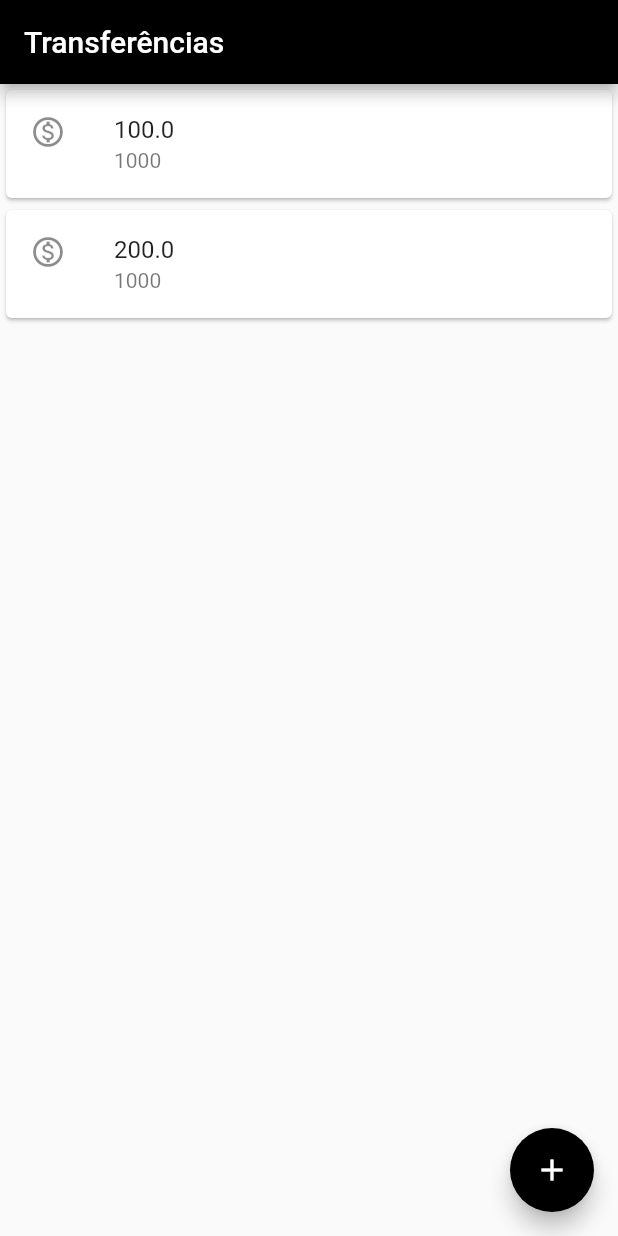
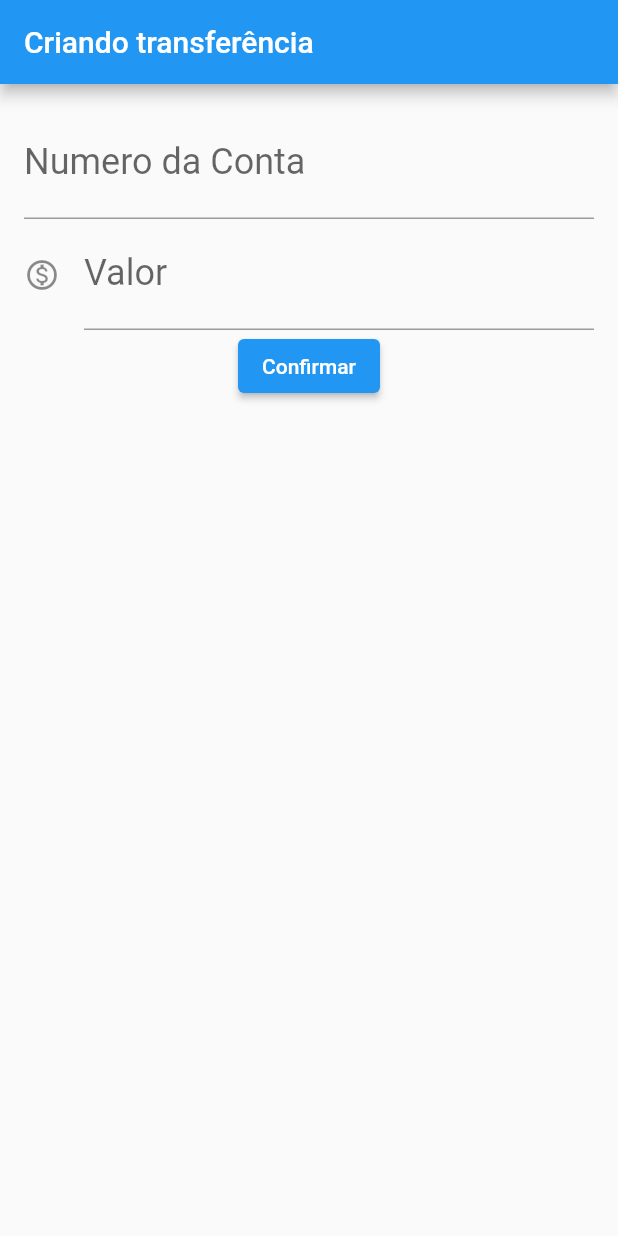
Before and after one commit to ego-prog/Flutter-Alura, a Flutter app: the screen it shows after launch, on a phone screen of 412 x 824 dp. Run offline on Flutter 3.47's test engine with Material 2 defaults, Android fonts, the phone set to English and light mode, and no system bars.

Commit message:
new file:   README.md 	modified:   bytebank/lib/main.dart

```diff
--- a/bytebank/lib/main.dart
+++ b/bytebank/lib/main.dart
@@ -1,24 +1,70 @@
 import 'package:flutter/material.dart';
 
 void main() {
-  runApp(
-    MaterialApp(
+  runApp(Bytebankapp());
+}
+
+class Bytebankapp extends StatelessWidget {
+  @override
+  Widget build(BuildContext context) {
+    return MaterialApp(
       home: Scaffold(
+        body: FormularioTranferencia(),
+      ),
+    );
+  }
+}
+
+class FormularioTranferencia extends StatelessWidget {
+  @override
+  Widget build(BuildContext context) {
+    return Scaffold(
+      appBar: AppBar(title: Text('Criando transferência')),
+      body: Padding(
+        padding: const EdgeInsets.all(16.0),
+        child: Column(
+          children: [
+            const TextField(
+              keyboardType: TextInputType.number,
+              style: TextStyle(
+                fontSize: 24.0,
+              ),
+              decoration: InputDecoration(
+                labelText: "Numero da Conta",
+                hintText: "0000",
+              ),
+            ),
+            const TextField(
+              keyboardType: TextInputType.number,
+              style: TextStyle(
+                fontSize: 24.0,
+              ),
+              decoration: InputDecoration(
+                icon: Icon(Icons.monetization_on_outlined),
+                labelText: "Valor",
+                hintText: "0.00",
+              ),
+            ),
+            ElevatedButton(
+              child: Text("Confirmar"),
+              onPressed: () {},
+            ),
+          ],
+        ),
+      ),
+    );
+  }
+}
+
+class ListaTransferencia extends StatelessWidget {
+  @override
+  Widget build(BuildContext context) {
+    return Scaffold(
       body: Column(
         children: [
-            Card(
-              child: ListTile(
-                leading: Icon(Icons.monetization_on_outlined),
-                title: Text("100.0"),
-                subtitle: Text("1000"),
-              ),
-            ),Card(
-              child: ListTile(
-                leading: Icon(Icons.monetization_on_outlined),
-                title: Text("200.0"),
-                subtitle: Text("1000"),
-              ),
-            ),
+          ItemTransferencia(Transferencia(100.00, 1000)),
+          ItemTransferencia(Transferencia(200.00, 1002)),
+          ItemTransferencia(Transferencia(250.00, 3000)),
         ],
       ),
       appBar: AppBar(
@@ -32,7 +78,30 @@ void main() {
           Icons.add,
         ),
       ),
-      ),
+    );
+  }
+}
+
+class ItemTransferencia extends StatelessWidget {
+  final Transferencia _transferencia;
+
+  ItemTransferencia(this._transferencia);
+
+  @override
+  Widget build(BuildContext context) {
+    return Card(
+      child: ListTile(
+        leading: Icon(Icons.monetization_on_outlined),
+        title: Text(_transferencia.valor.toString()),
+        subtitle: Text(_transferencia.numeroConta.toString()),
       ),
     );
   }
+}
+
+class Transferencia {
+  final double valor;
+  final int numeroConta;
+
+  Transferencia(this.valor, this.numeroConta);
+}
```
Also changed, not shown: 1 other file. Lines whose indentation alone changed are shown as unchanged.
